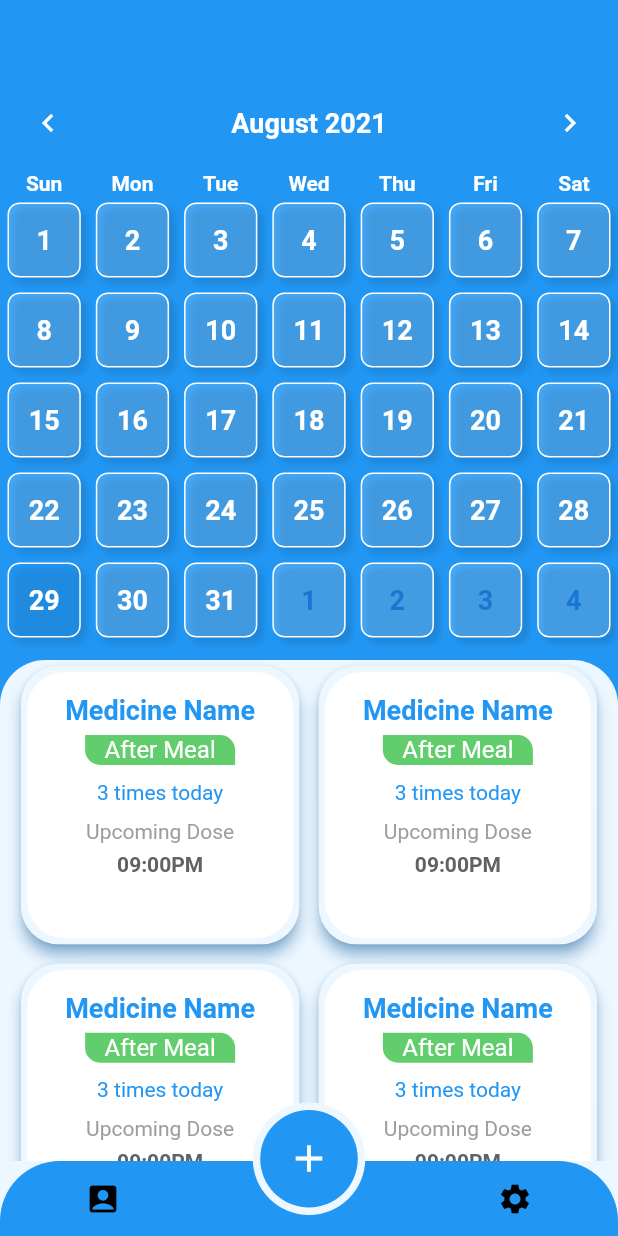
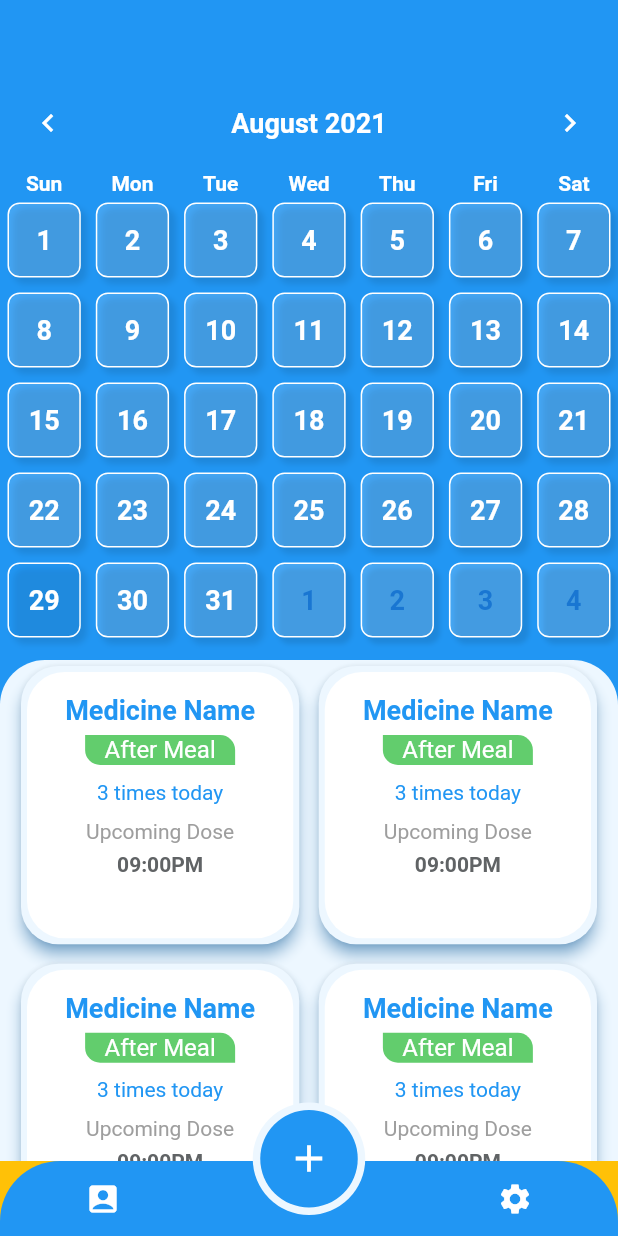
Before and after one commit to mohammadalihera/Medicine_Reminder, a Flutter app: the screen it shows after launch, scrolled down 576 dp, after a tap on the "account box" icon, after a tap on the "home" icon, on a phone screen of 412 x 824 dp. Run offline on Flutter 3.47's test engine with Material 2 defaults, Android fonts, the phone set to English and light mode, and no system bars; drawn by our look-alikes of table_calendar; our stand-ins replace date_time_picker, double_back_to_close, flutter_svg, flutter_time_picker_spinner, get, numberpicker.

Commit message:
stash changes

```diff
--- a/lib/view/pages/home/home_page.dart
+++ b/lib/view/pages/home/home_page.dart
@@ -71,7 +71,7 @@ class _HomePageState extends State<HomePage> {
           Positioned(
             bottom: 0,
             child: Container(
-              color: Color(0xffEDF7FF),
+              color: Colors.amber,
               child: Container(
                 decoration: BoxDecoration(
                   color: Colors.blue,
@@ -92,8 +92,8 @@ class _HomePageState extends State<HomePage> {
                             child: InkWell(
                               onTap: () {
                                 pageController.animateToPage(0,
-                                    duration: Duration(milliseconds: 1000),
-                                    curve: Curves.linear);
+                                    duration: Duration(milliseconds: 0),
+                                    curve: Curves.bounceOut);
                               },
                               child: Container(
                                 child: Icon(
@@ -107,13 +107,13 @@ class _HomePageState extends State<HomePage> {
                             child: InkWell(
                               onTap: () {
                                 pageController.animateToPage(0,
-                                    duration: Duration(milliseconds: 1000),
-                                    curve: Curves.linear);
+                                    duration: Duration(milliseconds: 800),
+                                    curve: Curves.slowMiddle);
                               },
                               child: Container(
                                 child: Icon(
                                   Icons.account_box,
-                                  color: Colors.black,
+                                  color: Colors.white,
                                 ),
                               ),
                             ),
@@ -125,8 +125,8 @@ class _HomePageState extends State<HomePage> {
                             child: InkWell(
                               onTap: () {
                                 pageController.animateToPage(1,
-                                    duration: Duration(milliseconds: 1000),
-                                    curve: Curves.linear);
+                                    duration: Duration(milliseconds: 800),
+                                    curve: Curves.slowMiddle);
                               },
                               child: Container(
                                 child: Icon(
@@ -140,25 +140,25 @@ class _HomePageState extends State<HomePage> {
                             child: InkWell(
                               onTap: () {
                                 pageController.animateToPage(1,
-                                    duration: Duration(milliseconds: 1000),
-                                    curve: Curves.linear);
+                                    duration: Duration(milliseconds: 800),
+                                    curve: Curves.slowMiddle);
                               },
                               child: Container(
                                 child: Icon(
                                   Icons.home,
-                                  color: Colors.black,
+                                  color: Colors.white,
                                 ),
                               ),
                             ),
                           ),
 
-                    //Chat Icon--------------------------------------------
+                    //Settings Page--------------------------------------------
                     currentIndex == 2
                         ? Container(
                             child: InkWell(
                             onTap: () {
                               pageController.animateToPage(2,
-                                  duration: Duration(milliseconds: 1000),
+                                  duration: Duration(milliseconds: 0),
                                   curve: Curves.linear);
                             },
                             child: Container(
@@ -172,13 +172,13 @@ class _HomePageState extends State<HomePage> {
                             child: InkWell(
                               onTap: () {
                                 pageController.animateToPage(2,
-                                    duration: Duration(milliseconds: 1000),
-                                    curve: Curves.linear);
+                                    duration: Duration(milliseconds: 800),
+                                    curve: Curves.slowMiddle);
                               },
                               child: Container(
                                 child: Icon(
                                   Icons.settings,
-                                  color: Colors.black,
+                                  color: Colors.white,
                                 ),
                               ),
                             ),
--- a/lib/view/pages/setting_page.dart
+++ b/lib/view/pages/setting_page.dart
@@ -12,7 +12,7 @@ class _SettingsPageState extends State<SettingsPage> {
   Widget build(BuildContext context) {
     return Scaffold(
       appBar: AppBar(title: Text('Settings'),),
-      body: Center(child: Text('Seetings Page'),),
+      body: Center(child: Text('Settings Page'),),
     );
   }
 }
```
